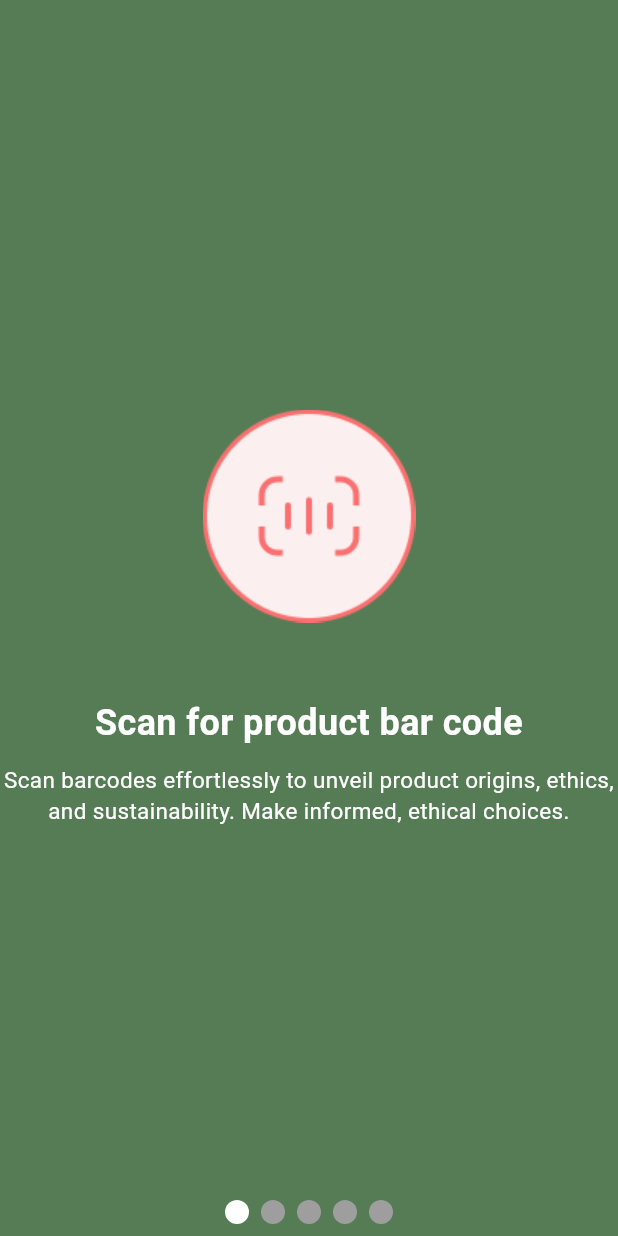
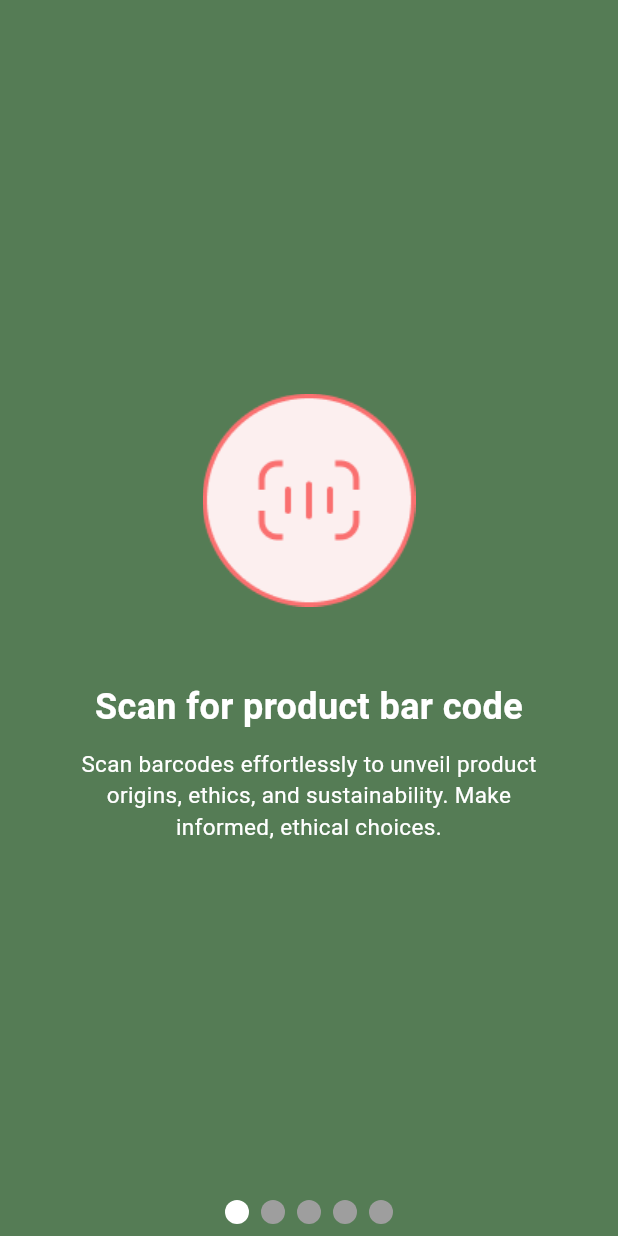
Before and after one commit to hakimnazry24/Boicott, a Flutter app: the screen it shows after launch, on a phone screen of 412 x 824 dp. Run offline on Flutter 3.47's test engine with Material 3 defaults, Android fonts, the light colour scheme and no system bars; drawn by our look-alikes of smooth_page_indicator; missing offline and left inert: barcode_scan2.

Commit message:
adding padding in introduction page

```diff
--- a/lib/pages/introduction_page/introduction_page_1.dart
+++ b/lib/pages/introduction_page/introduction_page_1.dart
@@ -7,7 +7,9 @@ class IntroductionPage1 extends StatelessWidget {
   Widget build(BuildContext context) {
     return Scaffold(
       backgroundColor: const Color.fromRGBO(85, 124, 85, 1),
-      body: Column(
+      body: Padding(
+        padding: const EdgeInsets.all(50.0),
+        child: Column(
           mainAxisAlignment: MainAxisAlignment.center,
           children: [
             Image.asset("lib/images/introduction_page/scan.png"),
@@ -30,6 +32,7 @@ class IntroductionPage1 extends StatelessWidget {
             )
           ],
         ),
+      ),
     );
   }
 }
--- a/lib/pages/introduction_page/introduction_page_2.dart
+++ b/lib/pages/introduction_page/introduction_page_2.dart
@@ -7,7 +7,9 @@ class IntroductionPage2 extends StatelessWidget {
   Widget build(BuildContext context) {
     return Scaffold(
       backgroundColor: const Color.fromRGBO(85, 124, 85, 1),
-      body: Column(
+      body: Padding(
+        padding: const EdgeInsets.all(50.0),
+        child: Column(
           mainAxisAlignment: MainAxisAlignment.center,
           children: [
             Image.asset("lib/images/introduction_page/list.png"),
@@ -30,6 +32,7 @@ class IntroductionPage2 extends StatelessWidget {
             )
           ],
         ),
+      ),
     );
   }
 }
--- a/lib/pages/introduction_page/introduction_page_3.dart
+++ b/lib/pages/introduction_page/introduction_page_3.dart
@@ -7,7 +7,9 @@ class IntroductionPage3 extends StatelessWidget {
   Widget build(BuildContext context) {
     return Scaffold(
       backgroundColor: const Color.fromRGBO(85, 124, 85, 1),
-      body: Column(
+      body: Padding(
+        padding: const EdgeInsets.all(50.0),
+        child: Column(
           mainAxisAlignment: MainAxisAlignment.center,
           children: [
             Image.asset("lib/images/introduction_page/add.png"),
@@ -30,6 +32,7 @@ class IntroductionPage3 extends StatelessWidget {
             )
           ],
         ),
+      ),
     );
   }
 }
--- a/lib/pages/introduction_page/introduction_page_4.dart
+++ b/lib/pages/introduction_page/introduction_page_4.dart
@@ -7,7 +7,9 @@ class IntroductionPage4 extends StatelessWidget {
   Widget build(BuildContext context) {
     return Scaffold(
       backgroundColor: const Color.fromRGBO(85, 124, 85, 1),
-      body: Column(
+      body: Padding(
+        padding: const EdgeInsets.all(50.0),
+        child: Column(
           mainAxisAlignment: MainAxisAlignment.center,
           children: [
             Image.asset("lib/images/introduction_page/chatbot.png"),
@@ -30,6 +32,7 @@ class IntroductionPage4 extends StatelessWidget {
             )
           ],
         ),
+      ),
     );
   }
 }
--- a/lib/pages/introduction_page/introduction_page_5.dart
+++ b/lib/pages/introduction_page/introduction_page_5.dart
@@ -7,7 +7,9 @@ class IntroductionPage5 extends StatelessWidget {
   Widget build(BuildContext context) {
     return Scaffold(
       backgroundColor: const Color.fromRGBO(85, 124, 85, 1),
-      body: Column(
+      body: Padding(
+        padding: const EdgeInsets.all(50.0),
+        child: Column(
           mainAxisAlignment: MainAxisAlignment.center,
           children: [
             Image.asset("lib/images/introduction_page/blockchain.png"),
@@ -30,6 +32,7 @@ class IntroductionPage5 extends StatelessWidget {
             )
           ],
         ),
+      ),
     );
   }
 }
```
Lines whose indentation alone changed are shown as unchanged.
